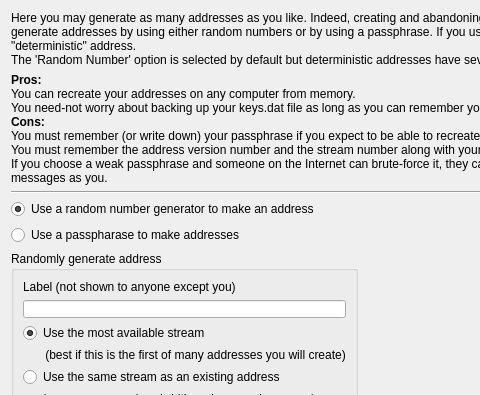
The window that src/newaddressdialog.ui (Bitmessage/PyBitmessage) describes before a commit, drawn with Qt 5; both pictures show x 0 to 480 and y 0 to 395 of the 723 by 704 pixel window.
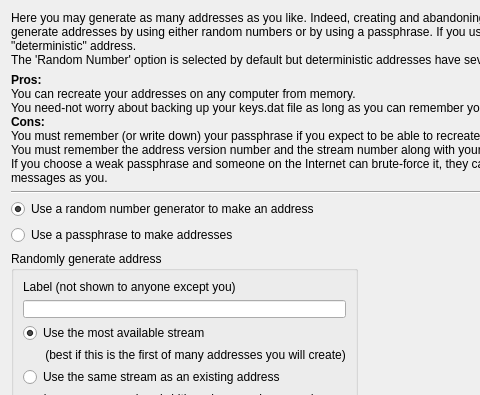
The same window after the commit.

Patch:
```diff
--- a/src/newaddressdialog.ui
+++ b/src/newaddressdialog.ui
@@ -76,7 +76,7 @@
    <item row="6" column="0">
     <widget class="QRadioButton" name="radioButtonDeterministicAddress">
      <property name="text">
-      <string>Use a passpharase to make addresses</string>
+      <string>Use a passphrase to make addresses</string>
      </property>
      <attribute name="buttonGroup">
       <string notr="true">buttonGroup</string>
```
